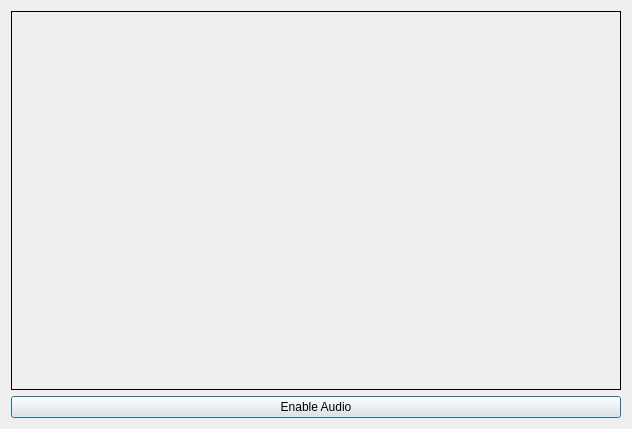
ruellm/SiriusStreamDemo, file dialog/viewerdialog.ui: the form before one commit.
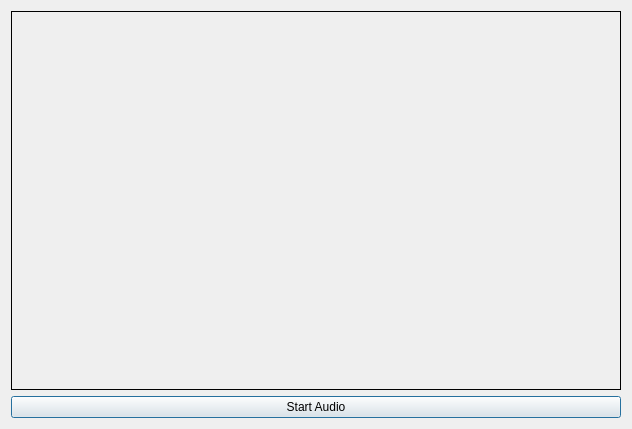
The form after the commit.

Commit message: v1.0 release integrated audio capture and playback, integrated audio and video play sync

Patch:
```diff
--- a/dialog/viewerdialog.ui
+++ b/dialog/viewerdialog.ui
@@ -27,7 +27,7 @@
    <item>
     <widget class="QPushButton" name="pushButton">
      <property name="text">
-      <string>Enable Audio</string>
+      <string>Start Audio</string>
      </property>
     </widget>
    </item>
```
The commit also changes 47 other files.
